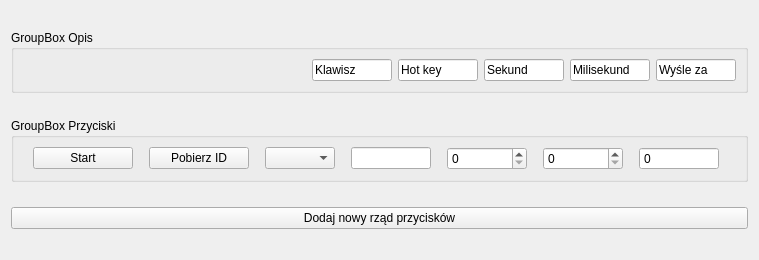
Before: the Qt Designer form OknoBot.ui in MBuczma/QtBot, drawn with Qt 5.
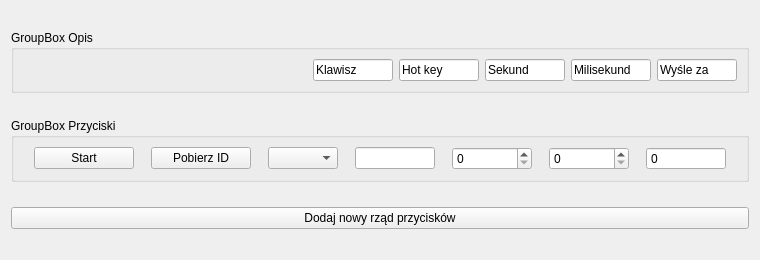
After: the same form once the commit is applied.

The edit to the form file:
```diff
--- a/OknoBot.ui
+++ b/OknoBot.ui
@@ -6,7 +6,7 @@
    <rect>
     <x>0</x>
     <y>0</y>
-    <width>759</width>
+    <width>760</width>
     <height>260</height>
    </rect>
   </property>
```
